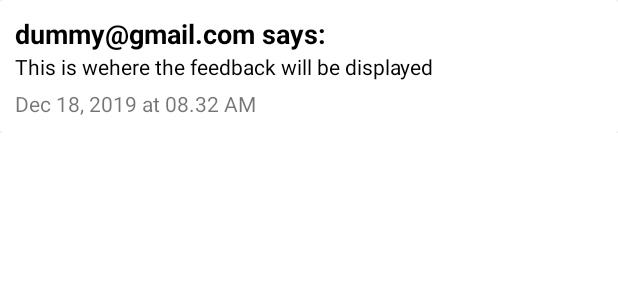
After one commit to hdpolover/ybbadminproject, an Android app: the layout row_feedback.xml on its own in the app's theme, with its tools: preview values and no code run, on a phone screen of 412 x 824 dp. The commit adds this screen. Shown: the top 300 px of the screen. Run offline under Robolectric (Android 15) with nearby library versions, the phone set to English and light mode, and no system bars.

Commit message:
updated feedback

```diff
--- /dev/null
+++ b/app/src/main/res/layout/row_feedback.xml
@@ -0,0 +1,47 @@
+<?xml version="1.0" encoding="utf-8"?>
+<LinearLayout xmlns:android="http://schemas.android.com/apk/res/android"
+    xmlns:app="http://schemas.android.com/apk/res-auto"
+    android:orientation="vertical"
+    android:layout_width="match_parent"
+    android:layout_height="wrap_content">
+
+    <androidx.cardview.widget.CardView
+        android:layout_width="match_parent"
+        android:layout_height="wrap_content"
+        app:contentPadding="10dp"
+        android:elevation="3dp">
+
+        <LinearLayout
+            android:layout_width="match_parent"
+            android:layout_height="wrap_content"
+            android:orientation="vertical">
+
+            <TextView
+                android:id="@+id/fEmailTv"
+                android:layout_width="match_parent"
+                android:layout_height="wrap_content"
+                android:textColor="@color/colorBlack"
+                android:textSize="18sp"
+                android:textStyle="bold"
+                android:text="dummy@gmail.com says:"/>
+
+            <TextView
+                android:id="@+id/fContentTv"
+                android:layout_width="match_parent"
+                android:layout_height="wrap_content"
+                android:textColor="@color/colorBlack"
+                android:text="This is wehere the feedback will be displayed"/>
+
+            <TextView
+                android:id="@+id/fTimeTv"
+                android:layout_marginTop="5dp"
+                android:layout_width="match_parent"
+                android:layout_height="wrap_content"
+                android:text="Dec 18, 2019 at 08.32 AM"/>
+
+
+        </LinearLayout>
+
+    </androidx.cardview.widget.CardView>
+
+</LinearLayout>
```
Also changed, not shown: app/src/main/java/com/hdpolover/ybbadminproject/Adapters/AdapterFeedbacks.java (added, +71 -0 lines), app/src/main/java/com/hdpolover/ybbadminproject/FeedbacksActivity.java (+58 -0 lines), app/src/main/java/com/hdpolover/ybbadminproject/Models/ModelFeedback.java (added, +57 -0 lines), app/src/main/java/com/hdpolover/ybbadminproject/TimeConverter.java (added, +64 -0 lines), app/src/main/res/layout/activity_feedbacks.xml (+19 -0 lines).
